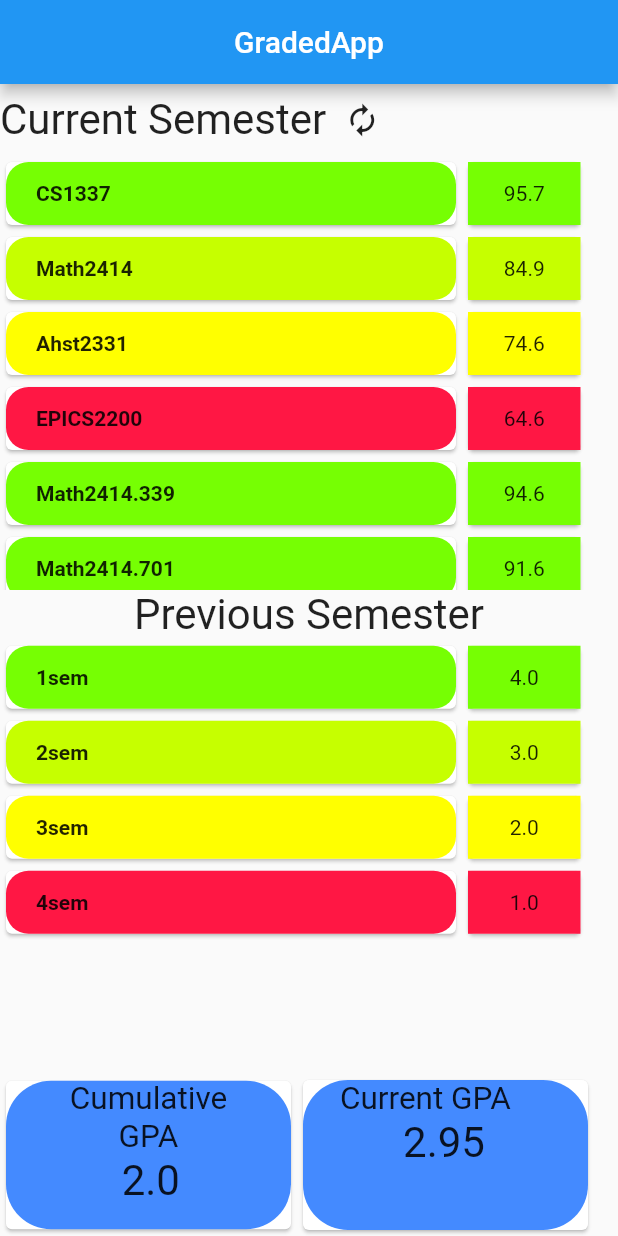
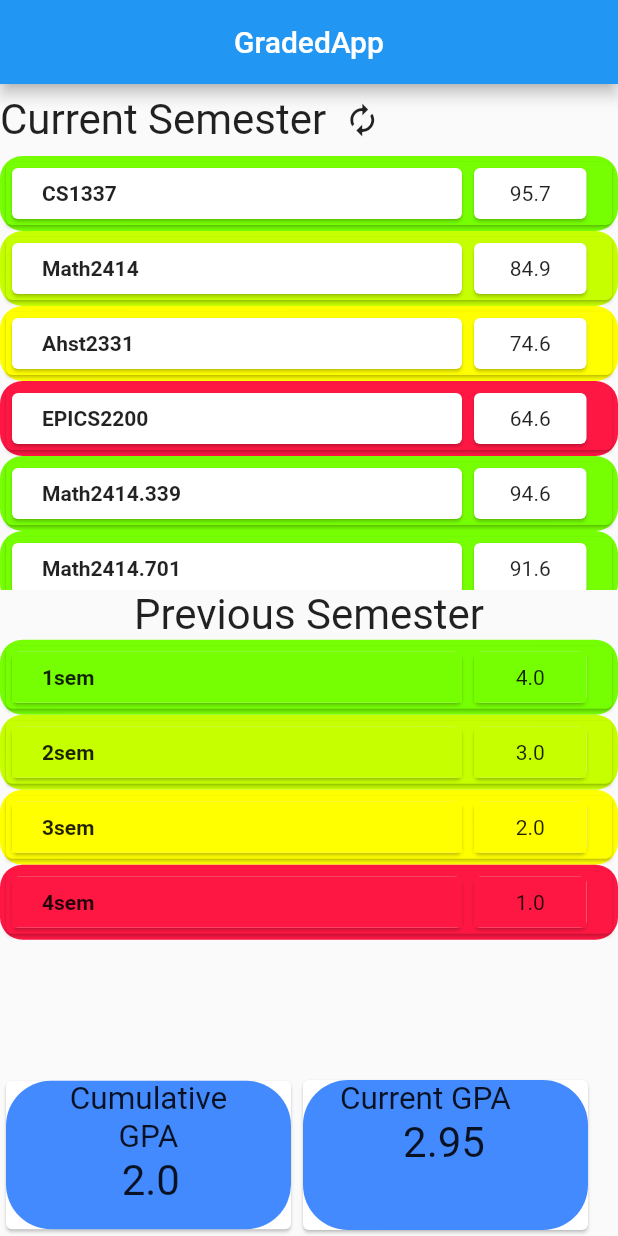
Before and after one commit to Suvanch/post_graded, a Flutter app: the screen it shows after launch, on a phone screen of 412 x 824 dp. Run offline on Flutter 3.47's test engine with Material 2 defaults, Android fonts, the phone set to English and light mode, and no system bars.

Commit message:
Update main.dart

```diff
--- a/lib/main.dart
+++ b/lib/main.dart
@@ -2,79 +2,59 @@ import 'package:flutter/material.dart';
 import 'package:flutter/rendering.dart';
 import 'studentObject.dart';
 
+/*
+I need to figure out how to update cumulative gpa as the sutdent removes
+it from the list
+The text is in MyApp and the is change is made in previousSemesterListView
+they are in different classes
+*/
+
+
+
+
+//public variables
+studentObject student1 = new studentObject();
+double currentGpa = student1.getCurrentGPA();
+double cummulGpa = student1.getCumulativeGpa();
+//main file runs graded app
 void main() => runApp(gradedApp());
+
+//only runs one class but it could run more
 class gradedApp extends StatefulWidget {
   @override
   State<StatefulWidget> createState() {
     return MyApp();
   }
-  //MyApp createState() => MyApp();
 }
-_MyColor changeGradeColor(double grade) {
-    const List<_MyColor> myBgColors = const <_MyColor>[
-    const _MyColor(null, 'Clear'),
-    const _MyColor(const Color(0xFF76FF03), 'Green'),
-      const _MyColor(const Color(0xFFC6FF00), 'LightGreen'),
-    const _MyColor(const Color(0xFFFFFF00), 'Yellow'),
-    const _MyColor(const Color(0xFFFF1744), 'Red'),
-  ];
-    if(grade >90){
-      return myBgColors[1];
-    }
-    else if(grade > 80){
-      return myBgColors[2];
-    }
-    else if(grade > 70){
-      return myBgColors[3];
-    }
-    else {
-      return myBgColors[4];
-    }
+
+//the actual app so far
+class MyApp extends State<gradedApp> {
+  //changes cumulative gpa
+  void _changeCumulativeGpa() {
+    setState(() => cummulGpa);
   }
-_MyColor changeGpaColor(double grade) {
-  const List<_MyColor> myBgColors = const <_MyColor>[
-    const _MyColor(null, 'Clear'),
-    const _MyColor(const Color(0xFF76FF03), 'Green'),
-    const _MyColor(const Color(0xFFC6FF00), 'LightGreen'),
-    const _MyColor(const Color(0xFFFFFF00), 'Yellow'),
-    const _MyColor(const Color(0xFFFF1744), 'Red'),
 
-  ];
-  if(grade >3.0){
-    return myBgColors[1];
-  }
-  else if(grade > 2.0){
-    return myBgColors[2];
-  }
-  else if(grade > 1.0){
-    return myBgColors[3];
-  }
-  else {
-    return myBgColors[4];
-  }
-}
- studentObject student1 = new studentObject();
-
-class MyApp extends State<gradedApp> {
-
-  double currentGpa = student1.getCurrentGPA();
-  double cummulGpa = student1.getCumulativeGpa();
-
-
+  //UI
   @override
   Widget build(BuildContext context) {
     return MaterialApp(
+      //title bar on top
       home: Scaffold(
         appBar: AppBar(
           title: Center(
             child: Text('GradedApp'),
           ),
         ),
+        //rest of the body
         body: Column(
           children: <Widget>[
+            //an attept to center the title row
+            //spoiler doesnt work
             Center(
+              //current semester title with button
               child: Row(
                 children: <Widget>[
+                  //the title
                   Container(
                     child: Text(
                       "Current Semester",
@@ -82,9 +62,11 @@ class MyApp extends State<gradedApp> {
                       textScaleFactor: 2,
                     ),
                   ),
+                  //the button
                   IconButton(
                     icon: Icon(
-                        appBarIcons(title: 'Refresh', icon: Icons.autorenew).icon),
+                        appBarIcons(title: 'Refresh', icon: Icons.autorenew)
+                            .icon),
                     onPressed: () {
                       print("ye i clicke it");
                     },
@@ -92,9 +74,11 @@ class MyApp extends State<gradedApp> {
                 ],
               ),
             ),
-            Expanded(
-              child: currentSemesterListView()
-            ),
+            //the current semester listview
+            Expanded(child: currentSemesterListView()),
+            //the title for previous semesters
+            //properly centered
+            //I still have to add a button to create new semester
             Center(
               child: Text(
                 "Previous Semester",
@@ -102,17 +86,21 @@ class MyApp extends State<gradedApp> {
                 textScaleFactor: 2,
               ),
             ),
-            Expanded(
-              child: previousSemesterListView()),
+            //the previouse semester listview
+            Expanded(child: previousSemesterListView()),
+            //holds all the gpa's on the bottom
             Row(
               children: <Widget>[
+                //box for cummulative gpa
                 Card(
                   child: Container(
+                    //rounding of the boxes
                     decoration: new BoxDecoration(
                         color: Colors.blueAccent,
-                        borderRadius: new BorderRadius.all(Radius.circular(30))
-                    ),
+                        borderRadius:
+                            new BorderRadius.all(Radius.circular(30))),
                     width: 190,
+                    //the title text with padding to move the text arround for fun
                     child: Column(
                       children: <Widget>[
                         Padding(
@@ -123,6 +111,7 @@ class MyApp extends State<gradedApp> {
                             textAlign: TextAlign.center,
                           ),
                         ),
+                        //the gpa text with padding to move the text arround for fun
                         Padding(
                           padding: EdgeInsets.fromLTRB(35.0, 0.0, 32.0, 16.0),
                           child: Text(
@@ -134,12 +123,13 @@ class MyApp extends State<gradedApp> {
                     ),
                   ),
                 ),
+                //same as the card before
                 Card(
                   child: Container(
                     decoration: new BoxDecoration(
                         color: Colors.blueAccent,
-                        borderRadius: new BorderRadius.all(Radius.circular(30))
-                    ),
+                        borderRadius:
+                            new BorderRadius.all(Radius.circular(30))),
                     width: 190,
                     height: 100,
                     child: Column(
@@ -171,106 +161,47 @@ class MyApp extends State<gradedApp> {
     );
   }
 }
-
+//I think this is useless but im not sure
 class appBarIcons {
   const appBarIcons({this.title, this.icon});
-
   final String title;
   final IconData icon;
 }
+//the list view for the current semester
 class currentSemesterListView extends StatelessWidget {
   @override
-  //Map nug = {"Cs1337":99.5,"Math2414":85.3,"AHST":77.0,"AHSmmT":60.0,"Nug":90.0};
+
+  //sets the student map to nug
+  //its not neccssay and should be changes
   static Map nug = student1.getCurrentSemester();
   //int lengths = nug.length;
 
-  //print(lengths);
-  Widget build(BuildContext context) {
-    return ListView.builder(
-        itemCount: nug.length,
-        itemBuilder: (BuildContext context, int index){
-          String key = nug.keys.elementAt(index);
-          return new Container(
-              height: 50,
-              //color: Colors.amber[600],
-              child:Row(
-              children: <Widget>[
-              Card(
-
-                child: Container(
-
-                  height: 49,
-                  width: 300,
-                  decoration: new BoxDecoration(
-                      color: changeGradeColor(nug[key]).color,
-                      borderRadius: new BorderRadius.all(Radius.circular(15))
-                  ),
-
-                  //color: Colors.grey,myBgColors[1].color,
-                  child: Padding(
-                    padding:EdgeInsets.fromLTRB(20, 0, 0, 0),
-                    child: Text(
-                      key,
-                      style: TextStyle(fontWeight: FontWeight.bold),
-                    ),
-                  ),
-                  alignment: Alignment(-1.0, 0.0),
-                ),
-              ),
-              Card(
-                child: Container(
-                  height: 49,
-                  width: 75,
-
-                  color: changeGradeColor(nug[key]).color,
-                  child: Text(
-                    nug[key].toString(),
-                  ),
-                  alignment: Alignment(0.0, 0.0),
-                ),
-              ),
-            ],
-          ));
-        },
-    );
-  }
-}
-
-class previousSemesterListView extends StatelessWidget{
-  @override
-  //Map nug = {"Cs1337":99.5,"Math2414":85.3,"AHST":77.0,"AHSmmT":60.0,"Nug":90.0};
-  static Map nug = student1.getPreviousSemester();
-  //int lengths = nug.length;
-
-  //print(lengths);
+  //adds the colums in the listview
   Widget build(BuildContext context) {
     return ListView.builder(
       itemCount: nug.length,
-      itemBuilder: (BuildContext context, int index){
+      itemBuilder: (BuildContext context, int index) {
         String key = nug.keys.elementAt(index);
-        return new Container(
-            height: 50,
-            //color: Colors.amber[600],
-            child:Row(
+        //tells what each colum should look like
+        return Container(
+          //rounded edges
+          decoration: new BoxDecoration(
+              color: changeGradeColor(nug[key]).color,
+              borderRadius: new BorderRadius.all(Radius.circular(15))),
+          height: 50,
+          //color: Colors.amber[600],
+          child: Card(
+            color: changeGradeColor(nug[key]).color,
+            child: Row(
               children: <Widget>[
+                //for the name
                 Card(
-
                   child: Container(
-
                     height: 49,
                     width: 300,
-                    decoration: new BoxDecoration(
-                        color: changeGpaColor(nug[key]).color,
-                        borderRadius: new BorderRadius.only(
-                            topLeft:  const  Radius.circular(15.0),
-                            topRight: const  Radius.circular(15.0),
-                            bottomRight: const  Radius.circular(15.0),
-                            bottomLeft: const  Radius.circular(15.0))
-                    ),
-
                     //color: Colors.grey,myBgColors[1].color,
                     child: Padding(
-                      padding:EdgeInsets.fromLTRB(20, 0, 0, 0),
+                      padding: EdgeInsets.fromLTRB(20, 0, 0, 0),
                       child: Text(
                         key,
                         style: TextStyle(fontWeight: FontWeight.bold),
@@ -279,12 +210,12 @@ class previousSemesterListView extends StatelessWidget{
                     alignment: Alignment(-1.0, 0.0),
                   ),
                 ),
+                //for the grade
                 Card(
                   child: Container(
                     height: 49,
                     width: 75,
-
-                    color: changeGpaColor(nug[key]).color,
+                    //color: changeGradeColor(nug[key]).color,
                     child: Text(
                       nug[key].toString(),
                     ),
@@ -292,15 +223,128 @@ class previousSemesterListView extends StatelessWidget{
                   ),
                 ),
               ],
-            ));
+            ),
+          ),
+        );
       },
     );
   }
 }
 
+class previousSemesterListView extends StatelessWidget {
+  @override
+  static Map nug = student1.getPreviousSemester();
+
+  //print(lengths);
+  Widget build(BuildContext context) {
+    return ListView.builder(
+      itemCount: nug.length,
+      itemBuilder: (BuildContext context, int index) {
+        String key = nug.keys.elementAt(index);
+        return Dismissible(
+          key: new Key(key),
+          onDismissed: (direction) {
+            nug.remove(key);
+            Scaffold.of(context).showSnackBar(
+                new SnackBar(content: new Text("Removed Semester")));
+
+          },
+          background: Container(
+            alignment: AlignmentDirectional.centerEnd,
+            color: Colors.red,
+            child: Icon(Icons.delete,color: Colors.white,),
+          ),
+          direction: DismissDirection.endToStart,
+          child: Container(
+            height: 50,
+            decoration: new BoxDecoration(
+              color: changeGpaColor(nug[key]).color,
+              borderRadius: new BorderRadius.all(Radius.circular(15.0)),
+            ),
+            //color: Colors.amber[600],
+            child: Card(
+              color: changeGpaColor(nug[key]).color,
+              child: Row(
+                children: <Widget>[
+                  Card(
+                    child: Container(
+                      height: 49,
+                      width: 300,
+                      color: changeGpaColor(nug[key]).color,
+                      child: Padding(
+                        padding: EdgeInsets.fromLTRB(20, 0, 0, 0),
+                        child: Text(
+                          key,
+                          style: TextStyle(fontWeight: FontWeight.bold),
+                        ),
+                      ),
+                      alignment: Alignment(-1.0, 0.0),
+                    ),
+                  ),
+                  Card(
+                    child: Container(
+                      height: 49,
+                      width: 75,
+                      color: changeGpaColor(nug[key]).color,
+                      child: Text(
+                        nug[key].toString(),
+                      ),
+                      alignment: Alignment(0.0, 0.0),
+                    ),
+                  ),
+                ],
+              ),
+            ),
+          ),
+        );
+      },
+    );
+  }
+}
+
+//the color class helps chose ccolors but i dont know what it does
 class _MyColor {
   const _MyColor(this.color, this.name);
 
   final Color color;
   final String name;
 }
+
+//changes the colors for the current semester
+_MyColor changeGradeColor(double grade) {
+  const List<_MyColor> myBgColors = const <_MyColor>[
+    const _MyColor(null, 'Clear'),
+    const _MyColor(const Color(0xFF76FF03), 'Green'),
+    const _MyColor(const Color(0xFFC6FF00), 'LightGreen'),
+    const _MyColor(const Color(0xFFFFFF00), 'Yellow'),
+    const _MyColor(const Color(0xFFFF1744), 'Red'),
+  ];
+  if (grade > 90) {
+    return myBgColors[1];
+  } else if (grade > 80) {
+    return myBgColors[2];
+  } else if (grade > 70) {
+    return myBgColors[3];
+  } else {
+    return myBgColors[4];
+  }
+}
+//changes the colors for the previous semester
+_MyColor changeGpaColor(double grade) {
+  const List<_MyColor> myBgColors = const <_MyColor>[
+    const _MyColor(null, 'Clear'),
+    const _MyColor(const Color(0xFF76FF03), 'Green'),
+    const _MyColor(const Color(0xFFC6FF00), 'LightGreen'),
+    const _MyColor(const Color(0xFFFFFF00), 'Yellow'),
+    const _MyColor(const Color(0xFFFF1744), 'Red'),
+  ];
+  if (grade > 3.0) {
+    return myBgColors[1];
+  } else if (grade > 2.0) {
+    return myBgColors[2];
+  } else if (grade > 1.0) {
+    return myBgColors[3];
+  } else {
+    return myBgColors[4];
+  }
+}
```
